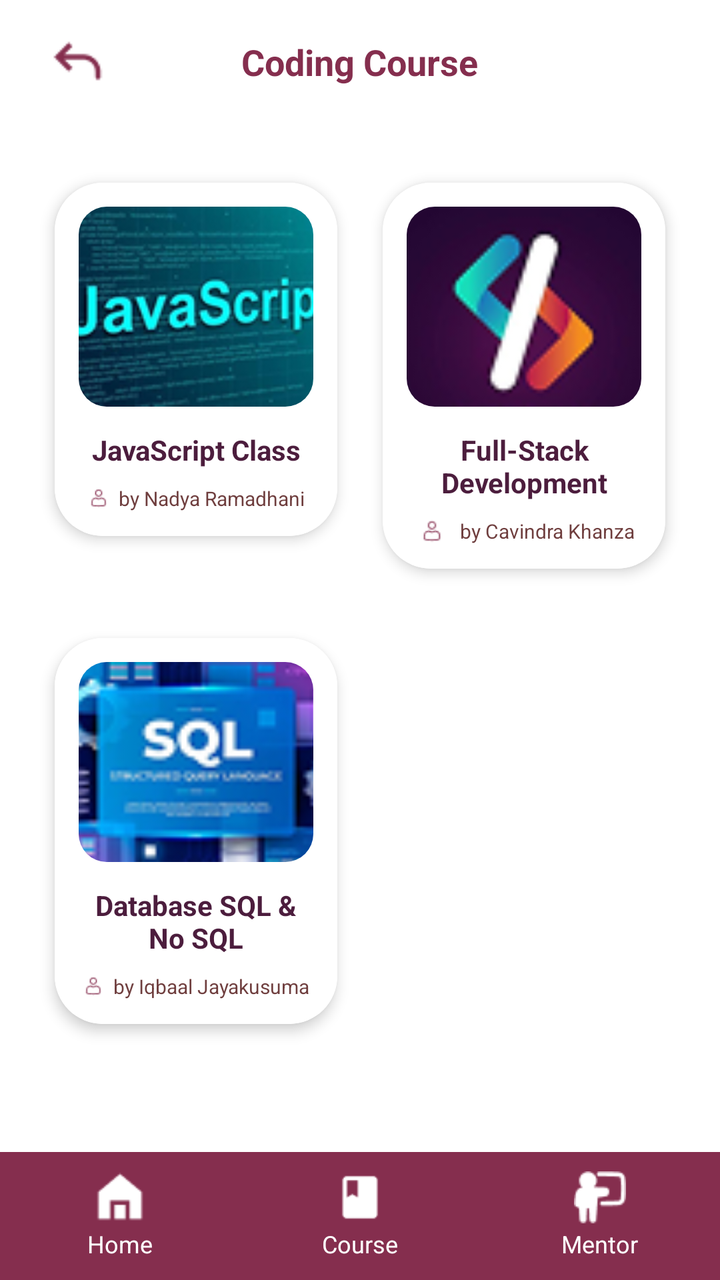
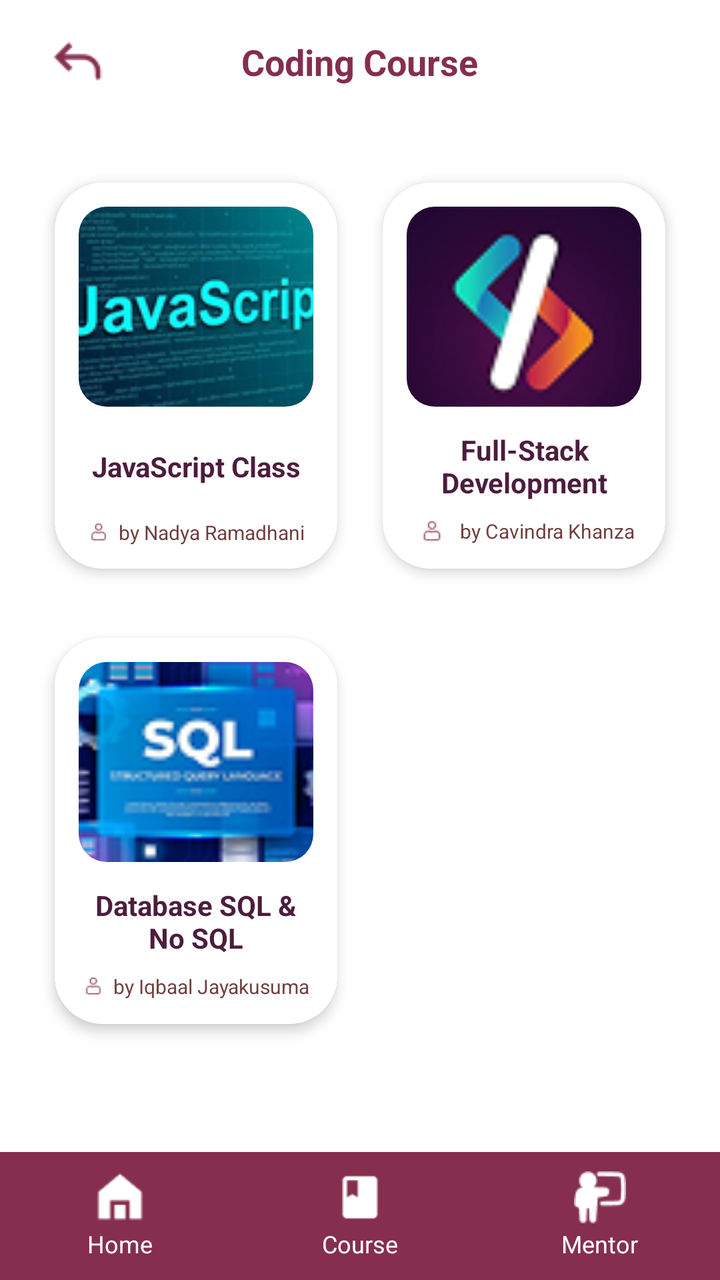

An Android layout rendered at two revisions. The XML below is the earlier revision; the diff shows what the commit changed to produce the second picture.
<!-- AndroidManifest.xml: application theme Theme.NataEdu -->
<!-- res/layout/coding_course.xml -->
<?xml version="1.0" encoding="utf-8"?>
<LinearLayout
    xmlns:android="http://schemas.android.com/apk/res/android"
    xmlns:app="http://schemas.android.com/apk/res-auto"
    android:layout_width="match_parent"
    android:layout_height="match_parent"
    android:background="#FFFFFF"
    android:orientation="vertical">

    <ScrollView
        android:layout_width="match_parent"
        android:layout_height="0dp"
        android:layout_weight="1"
        android:fillViewport="true">

        <LinearLayout
            android:layout_width="match_parent"
            android:layout_height="wrap_content"
            android:orientation="vertical"
            android:paddingHorizontal="16dp"
            android:paddingTop="16dp"
            android:paddingBottom="24dp">

            <RelativeLayout
                android:layout_width="match_parent"
                android:layout_height="wrap_content"
                android:layout_marginBottom="32dp"
                android:paddingHorizontal="8dp">

                <ImageView
                    android:id="@+id/btnBack"
                    android:layout_width="30dp"
                    android:layout_height="30dp"
                    android:layout_alignParentStart="true"
                    android:layout_centerInParent="true"
                    android:src="@drawable/icon_back"
                    app:tint="#852E4E" />

                <TextView
                    android:layout_width="wrap_content"
                    android:layout_height="wrap_content"
                    android:layout_centerInParent="true"
                    android:text="Coding Course"
                    android:textColor="#852E4E"
                    android:textSize="18sp"
                    android:textStyle="bold" />
            </RelativeLayout>

            <LinearLayout
                android:layout_width="match_parent"
                android:layout_height="wrap_content"
                android:orientation="horizontal"
                android:weightSum="2"
                android:layout_marginBottom="8dp">

                <androidx.cardview.widget.CardView
                    android:layout_width="0dp"
                    android:layout_height="wrap_content"
                    android:layout_weight="1"
                    app:cardCornerRadius="24dp"
                    app:cardElevation="4dp"
                    app:cardUseCompatPadding="true">

                    <LinearLayout
                        android:layout_width="match_parent"
                        android:layout_height="wrap_content"
                        android:background="#FFFFFF"
                        android:orientation="vertical"
                        android:padding="12dp">

                        <androidx.cardview.widget.CardView
                            android:layout_width="match_parent"
                            android:layout_height="100dp"
                            app:cardCornerRadius="14dp"
                            app:cardElevation="0dp">
                            <ImageView
                                android:layout_width="match_parent"
                                android:layout_height="match_parent"
                                android:scaleType="centerCrop"
                                android:src="@drawable/javascript_logo" />
                        </androidx.cardview.widget.CardView>

                        <TextView
                            android:layout_width="match_parent"
                            android:layout_height="wrap_content"
                            android:layout_marginTop="12dp"
                            android:gravity="center"
                            android:text="JavaScript Class"
                            android:textColor="#4C1D3D"
                            android:textSize="14sp"
                            android:textStyle="bold" />

                        <LinearLayout
                            android:layout_width="wrap_content"
                            android:layout_height="wrap_content"
                            android:layout_marginTop="8dp"
                            android:layout_gravity="center_horizontal"
                            android:gravity="center_vertical">
                            <ImageView
                                android:layout_width="12dp"
                                android:layout_height="12dp"
                                android:src="@drawable/icon_kontak"
                                app:tint="#852E4E" />
                            <TextView
                                android:layout_width="wrap_content"
                                android:layout_height="wrap_content"
                                android:layout_marginStart="4dp"
                                android:text="by Nadya Ramadhani"
                                android:textColor="#6F3E3E"
                                android:textSize="10sp" />
                        </LinearLayout>
                    </LinearLayout>
                </androidx.cardview.widget.CardView>

                <androidx.cardview.widget.CardView
                    android:layout_width="0dp"
                    android:layout_height="wrap_content"
                    android:layout_weight="1"
                    app:cardCornerRadius="24dp"
                    app:cardElevation="4dp"
                    app:cardUseCompatPadding="true">

                    <LinearLayout
                        android:layout_width="match_parent"
                        android:layout_height="wrap_content"
                        android:background="#FFFFFF"
                        android:orientation="vertical"
                        android:padding="12dp">

                        <androidx.cardview.widget.CardView
                            android:layout_width="match_parent"
                            android:layout_height="100dp"
                            app:cardCornerRadius="14dp"
                            app:cardElevation="0dp">

                            <ImageView
                                android:layout_width="match_parent"
                                android:layout_height="match_parent"
                                android:scaleType="centerCrop"
                                android:src="@drawable/fullstack_icon" />
                        </androidx.cardview.widget.CardView>

                        <TextView
                            android:layout_width="match_parent"
                            android:layout_height="wrap_content"
                            android:layout_marginTop="12dp"
                            android:gravity="center"
                            android:text="Full-Stack\nDevelopment"
                            android:textColor="#4C1D3D"
                            android:textSize="14sp"
                            android:textStyle="bold" />

                        <LinearLayout
                            android:layout_width="wrap_content"
                            android:layout_height="wrap_content"
                            android:layout_marginTop="8dp"
                            android:layout_gravity="center_horizontal"
                            android:gravity="center_vertical">

                            <ImageView
                                android:layout_width="wrap_content"
                                android:layout_height="match_parent"
                                android:src="@drawable/icon_kontak"
                                app:tint="#852E4E" />
                            <TextView
                                android:layout_width="wrap_content"
                                android:layout_height="wrap_content"
                                android:layout_marginStart="4dp"
                                android:text="by Cavindra Khanza"
                                android:textColor="#6F3E3E"
                                android:textSize="10sp" />
                        </LinearLayout>
                    </LinearLayout>
                </androidx.cardview.widget.CardView>
            </LinearLayout>

            <LinearLayout
                android:layout_width="match_parent"
                android:layout_height="wrap_content"
                android:orientation="horizontal"
                android:weightSum="2">

                <androidx.cardview.widget.CardView
                    android:layout_width="0dp"
                    android:layout_height="wrap_content"
                    android:layout_weight="1"
                    app:cardCornerRadius="24dp"
                    app:cardElevation="4dp"
                    app:cardUseCompatPadding="true">

                    <LinearLayout
                        android:layout_width="match_parent"
                        android:layout_height="wrap_content"
                        android:background="#FFFFFF"
                        android:orientation="vertical"
                        android:padding="12dp">

                        <androidx.cardview.widget.CardView
                            android:layout_width="match_parent"
                            android:layout_height="100dp"
                            app:cardCornerRadius="14dp"
                            app:cardElevation="0dp">
                            <ImageView
                                android:layout_width="match_parent"
                                android:layout_height="match_parent"
                                android:scaleType="centerCrop"
                                android:src="@drawable/sql_icon" />
                        </androidx.cardview.widget.CardView>

                        <TextView
                            android:layout_width="match_parent"
                            android:layout_height="wrap_content"
                            android:layout_marginTop="12dp"
                            android:gravity="center"
                            android:text="Database SQL &amp;\nNo SQL"
                            android:textColor="#4C1D3D"
                            android:textSize="14sp"
                            android:textStyle="bold" />

                        <LinearLayout
                            android:layout_width="wrap_content"
                            android:layout_height="wrap_content"
                            android:layout_marginTop="8dp"
                            android:layout_gravity="center_horizontal"
                            android:gravity="center_vertical">
                            <ImageView
                                android:layout_width="12dp"
                                android:layout_height="12dp"
                                android:src="@drawable/icon_kontak"
                                app:tint="#852E4E" />
                            <TextView
                                android:layout_width="wrap_content"
                                android:layout_height="wrap_content"
                                android:layout_marginStart="4dp"
                                android:text="by Iqbaal Jayakusuma"
                                android:textColor="#6F3E3E"
                                android:textSize="10sp" />
                        </LinearLayout>
                    </LinearLayout>
                </androidx.cardview.widget.CardView>

                <View
                    android:layout_width="0dp"
                    android:layout_height="match_parent"
                    android:layout_weight="1"
                    app:cardUseCompatPadding="true" />
            </LinearLayout>

        </LinearLayout>
    </ScrollView>

    <LinearLayout
        android:layout_width="match_parent"
        android:layout_height="64dp"
        android:background="#852E4E"
        android:orientation="horizontal"
        android:weightSum="3">

        <LinearLayout
            android:layout_width="0dp"
            android:layout_height="match_parent"
            android:layout_weight="1"
            android:gravity="center"
            android:orientation="vertical">
            <ImageView
                android:layout_width="26dp"
                android:layout_height="26dp"
                android:src="@drawable/icon_home"
                app:tint="#FFFFFF" />
            <TextView
                android:layout_width="wrap_content"
                android:layout_height="wrap_content"
                android:layout_marginTop="2dp"
                android:text="Home"
                android:textColor="#FFFFFF"
                android:textSize="12sp" />
        </LinearLayout>

        <LinearLayout
            android:layout_width="0dp"
            android:layout_height="match_parent"
            android:layout_weight="1"
            android:gravity="center"
            android:orientation="vertical">
            <ImageView
                android:layout_width="26dp"
                android:layout_height="26dp"
                android:src="@drawable/icon_course"
                app:tint="#FFFFFF" />
            <TextView
                android:layout_width="wrap_content"
                android:layout_height="wrap_content"
                android:layout_marginTop="2dp"
                android:text="Course"
                android:textColor="#FFFFFF"
                android:textSize="12sp" />
        </LinearLayout>

        <LinearLayout
            android:layout_width="0dp"
            android:layout_height="match_parent"
            android:layout_weight="1"
            android:gravity="center"
            android:orientation="vertical">

            <ImageView
                android:layout_width="26dp"
                android:layout_height="26dp"
                android:src="@drawable/icon_mentor"
                app:tint="#FFFFFF" />

            <TextView
                android:layout_width="wrap_content"
                android:layout_height="wrap_content"
                android:layout_marginTop="2dp"
                android:text="Mentor"
                android:textColor="#FFFFFF"
                android:textSize="12sp" />
        </LinearLayout>

    </LinearLayout>

</LinearLayout>
<!-- resources referenced by this layout -->
<resources>
  <!-- drawable fullstack_icon: png bitmap (drawable, 7993 bytes) -->
  <!-- drawable icon_back: png bitmap (drawable, 506 bytes) -->
  <!-- drawable icon_course: png bitmap (drawable, 358 bytes) -->
  <!-- drawable icon_home: png bitmap (drawable, 355 bytes) -->
  <!-- drawable icon_kontak: png bitmap (drawable, 512 bytes) -->
  <!-- drawable icon_mentor: png bitmap (drawable, 580 bytes) -->
  <!-- drawable javascript_logo: png bitmap (drawable, 24366 bytes) -->
  <!-- drawable sql_icon: png bitmap (drawable, 14635 bytes) -->
  <style name="Theme.NataEdu" parent="Base.Theme.NataEdu" />
  <style name="Base.Theme.NataEdu" parent="Theme.Material3.DayNight.NoActionBar">
          
          
      </style>
</resources>

<!-- the commit's change to res/layout/coding_course.xml (unified diff, before → after) -->
@@ -55,7 +55,7 @@
 
                 <androidx.cardview.widget.CardView
                     android:layout_width="0dp"
-                    android:layout_height="wrap_content"
+                    android:layout_height="match_parent"
                     android:layout_weight="1"
                     app:cardCornerRadius="24dp"
                     app:cardElevation="4dp"
@@ -63,7 +63,7 @@
 
                     <LinearLayout
                         android:layout_width="match_parent"
-                        android:layout_height="wrap_content"
+                        android:layout_height="200dp"
                         android:background="#FFFFFF"
                         android:orientation="vertical"
                         android:padding="12dp">
@@ -73,6 +73,7 @@
                             android:layout_height="100dp"
                             app:cardCornerRadius="14dp"
                             app:cardElevation="0dp">
+
                             <ImageView
                                 android:layout_width="match_parent"
                                 android:layout_height="match_parent"
@@ -82,7 +83,7 @@
 
                         <TextView
                             android:layout_width="match_parent"
-                            android:layout_height="wrap_content"
+                            android:layout_height="36dp"
                             android:layout_marginTop="12dp"
                             android:gravity="center"
                             android:text="JavaScript Class"
@@ -93,14 +94,16 @@
                         <LinearLayout
                             android:layout_width="wrap_content"
                             android:layout_height="wrap_content"
+                            android:layout_gravity="center_horizontal"
                             android:layout_marginTop="8dp"
-                            android:layout_gravity="center_horizontal"
                             android:gravity="center_vertical">
+
                             <ImageView
                                 android:layout_width="12dp"
                                 android:layout_height="12dp"
                                 android:src="@drawable/icon_kontak"
                                 app:tint="#852E4E" />
+
                             <TextView
                                 android:layout_width="wrap_content"
                                 android:layout_height="wrap_content"
